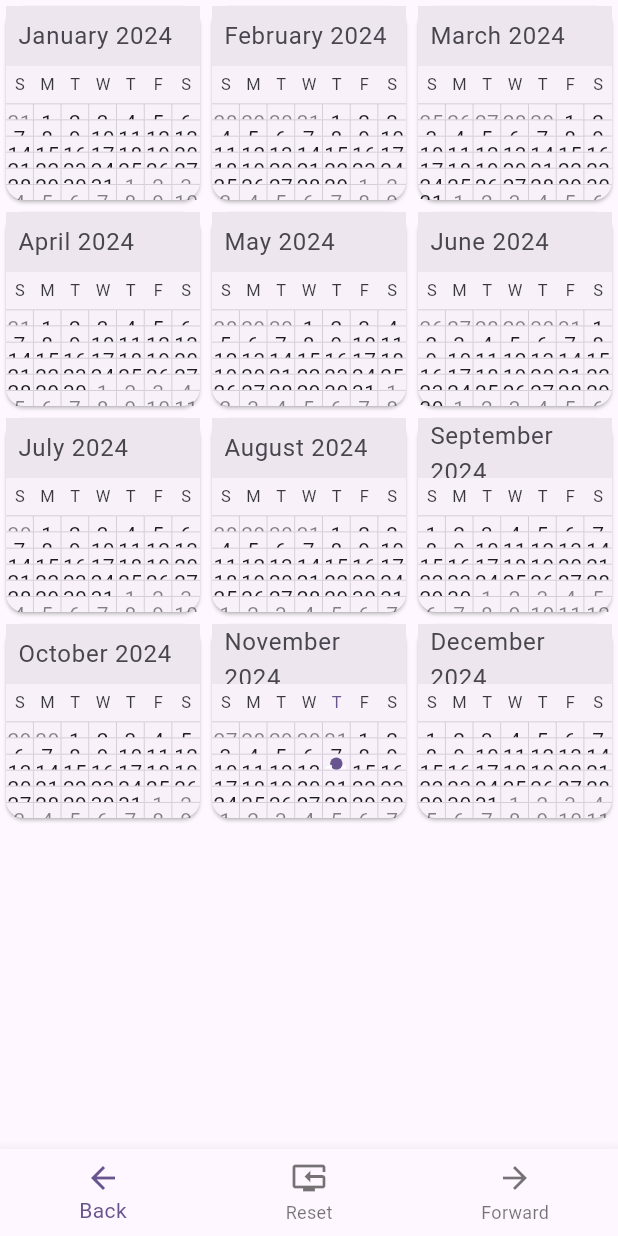
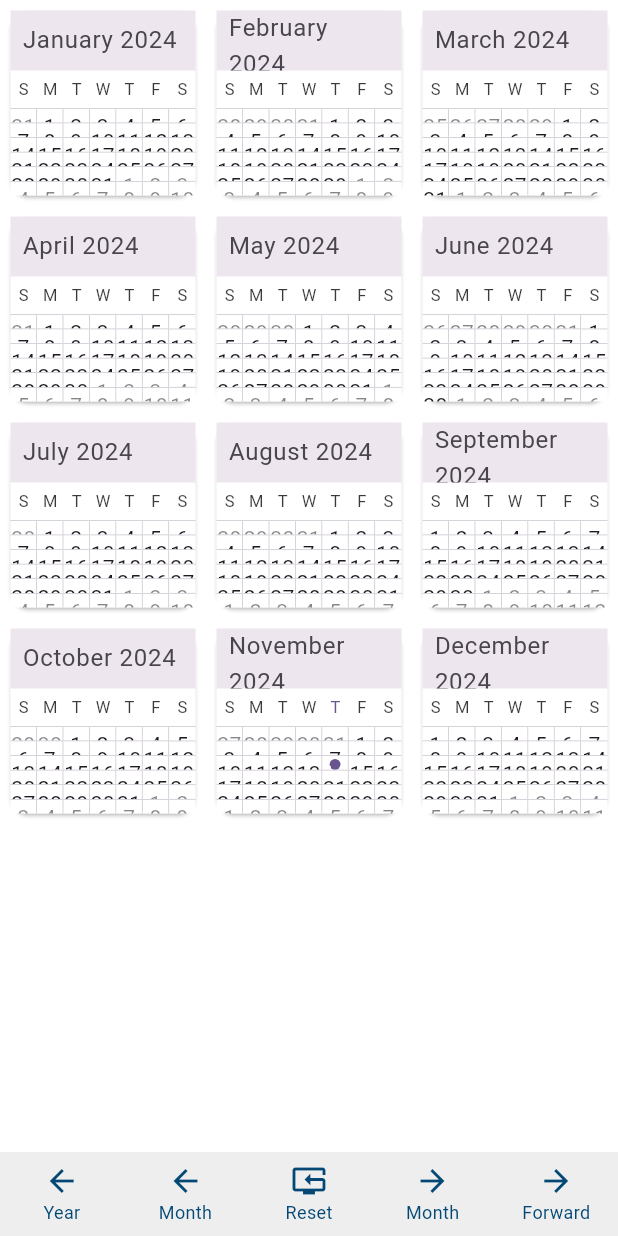
Before and after one commit to JoDi-2903/SkillForge, a Flutter app: the screen it shows after launch, on a phone screen of 412 x 824 dp. Run offline on Flutter 3.47's test engine with Material 3 defaults, Android fonts, the phone set to English and light mode, and no system bars; our stand-ins replace syncfusion_flutter_calendar.

Commit message:
Extended BottomNavigationBar and added Theme

```diff
--- a/UI/flutter_application_1/lib/main.dart
+++ b/UI/flutter_application_1/lib/main.dart
@@ -94,11 +94,21 @@ class _MyHomePageState extends State<MyHomePage> {
           }
         }
       }
-      else if (index == 2){
+      else if (index == 4){
         for (var i = 0; i < 12; i++) {
           for (var j = 0; j < 12; j++){
             controllers[i].forward!();
           }
+        }
+      }
+      else if (index == 3){
+        for (var i = 0; i < 12; i++) {
+          controllers[i].forward!();
+        }
+      }
+      else if (index == 1){
+        for (var i = 0; i < 12; i++) {
+          controllers[i].backward!();
         }
       }
       else{
@@ -112,35 +122,51 @@ class _MyHomePageState extends State<MyHomePage> {
   @override
   Widget build(BuildContext context) {
     final yearCalendar = <Card>[
-    Card(child: MonthCalendar(initDate: DateTime(DateTime.now().year, 1),control:controllers[0])),
-    Card(child: MonthCalendar(initDate: DateTime(DateTime.now().year, 2),control:controllers[1])),
-    Card(child: MonthCalendar(initDate: DateTime(DateTime.now().year, 3),control:controllers[2])),
-    Card(child: MonthCalendar(initDate: DateTime(DateTime.now().year, 4),control:controllers[3])),
-    Card(child: MonthCalendar(initDate: DateTime(DateTime.now().year, 5),control:controllers[4])),
-    Card(child: MonthCalendar(initDate: DateTime(DateTime.now().year, 6),control:controllers[5])),
-    Card(child: MonthCalendar(initDate: DateTime(DateTime.now().year, 7),control:controllers[6])),
-    Card(child: MonthCalendar(initDate: DateTime(DateTime.now().year, 8),control:controllers[7])),
-    Card(child: MonthCalendar(initDate: DateTime(DateTime.now().year, 9),control:controllers[8])),
-    Card(child: MonthCalendar(initDate: DateTime(DateTime.now().year, 10),control:controllers[9])),
-    Card(child: MonthCalendar(initDate: DateTime(DateTime.now().year, 11),control:controllers[10])),
-    Card(child: MonthCalendar(initDate: DateTime(DateTime.now().year, 12),control:controllers[11])),
+    Card(margin: const EdgeInsets.all(7), child: MonthCalendar(initDate: DateTime(DateTime.now().year, 1),control:controllers[0])),
+    Card(margin: const EdgeInsets.all(7), child: MonthCalendar(initDate: DateTime(DateTime.now().year, 2),control:controllers[1])),
+    Card(margin: const EdgeInsets.all(7), child: MonthCalendar(initDate: DateTime(DateTime.now().year, 3),control:controllers[2])),
+    Card(margin: const EdgeInsets.all(7), child: MonthCalendar(initDate: DateTime(DateTime.now().year, 4),control:controllers[3])),
+    Card(margin: const EdgeInsets.all(7), child: MonthCalendar(initDate: DateTime(DateTime.now().year, 5),control:controllers[4])),
+    Card(margin: const EdgeInsets.all(7), child: MonthCalendar(initDate: DateTime(DateTime.now().year, 6),control:controllers[5])),
+    Card(margin: const EdgeInsets.all(7), child: MonthCalendar(initDate: DateTime(DateTime.now().year, 7),control:controllers[6])),
+    Card(margin: const EdgeInsets.all(7), child: MonthCalendar(initDate: DateTime(DateTime.now().year, 8),control:controllers[7])),
+    Card(margin: const EdgeInsets.all(7), child: MonthCalendar(initDate: DateTime(DateTime.now().year, 9),control:controllers[8])),
+    Card(margin: const EdgeInsets.all(7), child: MonthCalendar(initDate: DateTime(DateTime.now().year, 10),control:controllers[9])),
+    Card(margin: const EdgeInsets.all(7), child: MonthCalendar(initDate: DateTime(DateTime.now().year, 11),control:controllers[10])),
+    Card(margin: const EdgeInsets.all(7), child: MonthCalendar(initDate: DateTime(DateTime.now().year, 12),control:controllers[11])),
   ];
     return Scaffold(
+      backgroundColor: const Color(0xffffffff),
       bottomNavigationBar: BottomNavigationBar(
         items: const <BottomNavigationBarItem>[
           BottomNavigationBarItem(
-            icon: Icon(Icons.arrow_back),
-            label: 'Back',
+            icon: Icon(Icons.arrow_back, color: Color(0xff034875),),
+            label: 'Year',
           ),
           BottomNavigationBarItem(
-            icon: Icon(Icons.reset_tv),
+            icon: Icon(Icons.arrow_back, color: Color(0xff034875),),
+            label: 'Month',
+          ),
+          BottomNavigationBarItem(
+            icon: Icon(Icons.reset_tv, color: Color(0xff034875),),
             label: 'Reset',
           ),
+                    BottomNavigationBarItem(
+            icon: Icon(Icons.arrow_forward, color: Color(0xff034875),),
+            label: 'Month',
+          ),
           BottomNavigationBarItem(
-            icon: Icon(Icons.arrow_forward),
+            icon: Icon(Icons.arrow_forward, color: Color(0xff034875),),
             label: 'Forward',
           ),
         ],
+        backgroundColor: const Color(0xFFEEEEEE),
+        selectedItemColor: const Color(0xff034875),
+        unselectedItemColor: const Color(0xff034875),
+        selectedFontSize: 12,
+        unselectedFontSize: 12,
+        type: BottomNavigationBarType.fixed,
+        elevation: 0.0,
         currentIndex: _selectedIndex,
         onTap: _onItemTapped,
       ),
@@ -218,7 +244,7 @@ class MonthCalendar extends SfCalendar {
   MonthCalendar({DateTime?initDate, this.control}):
   initDate = initDate ?? DateTime(DateTime.now().year, DateTime.now().month, DateTime.now().day,
   08, 45),
-  super(view: CalendarView.month, initialDisplayDate: initDate, controller: control);
+  super(view: CalendarView.month, backgroundColor: const Color(0xffffffff), initialDisplayDate: initDate, controller: control);
   final DateTime initDate;
   final CalendarController?control;
 }
```
